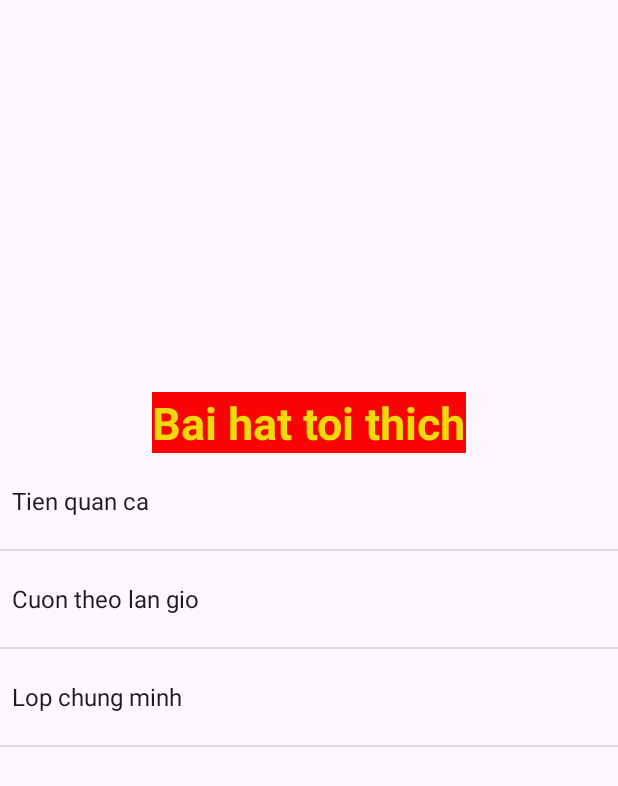
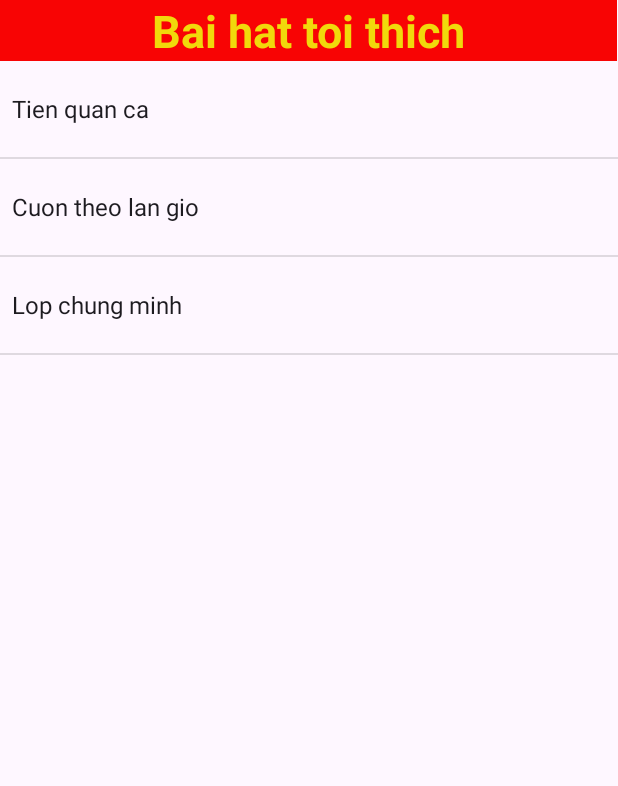
Before and after one commit to tri63132732/63CLC_MobileDev, an Android app: the screen it shows after launch (MainActivity), on a phone screen of 412 x 824 dp. Shown: the top 786 px of the screen. Run offline under Robolectric (Android 15) with nearby library versions, the phone set to English and light mode, and no system bars.

Commit message:
Update activity_main.xml

```diff
--- a/ListView/app/src/main/res/layout/activity_main.xml
+++ b/ListView/app/src/main/res/layout/activity_main.xml
@@ -5,18 +5,17 @@
     android:layout_width="match_parent"
     android:layout_height="match_parent"
     android:orientation="vertical"
-    android:layout_gravity="center"
-    android:gravity="center"
     tools:context=".MainActivity">
 
     <TextView
-        android:layout_width="wrap_content"
+        android:layout_width="411dp"
         android:layout_height="wrap_content"
+        android:background="#F80404"
         android:text="Bai hat toi thich"
-        android:background="#F80404"
         android:textColor="#F1D90B"
         android:textSize="30dp"
-        android:textStyle="bold" />
+        android:textStyle="bold"
+        android:gravity="center"/>
     <ListView
         android:layout_width="wrap_content"
         android:layout_height="wrap_content"
```
